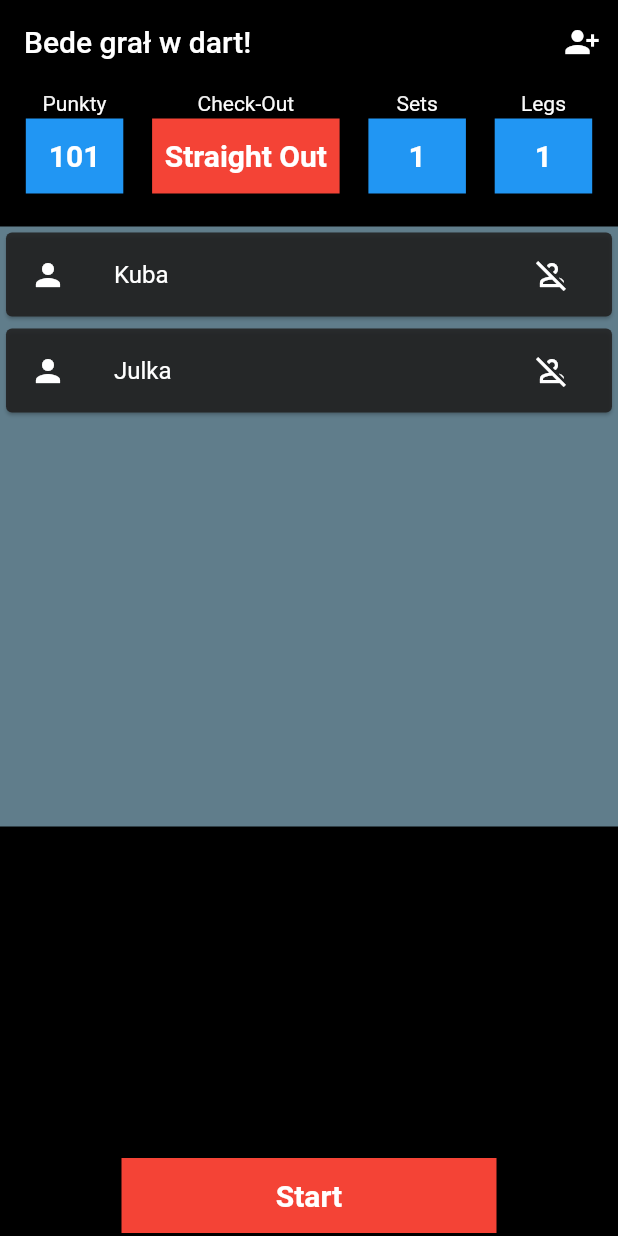
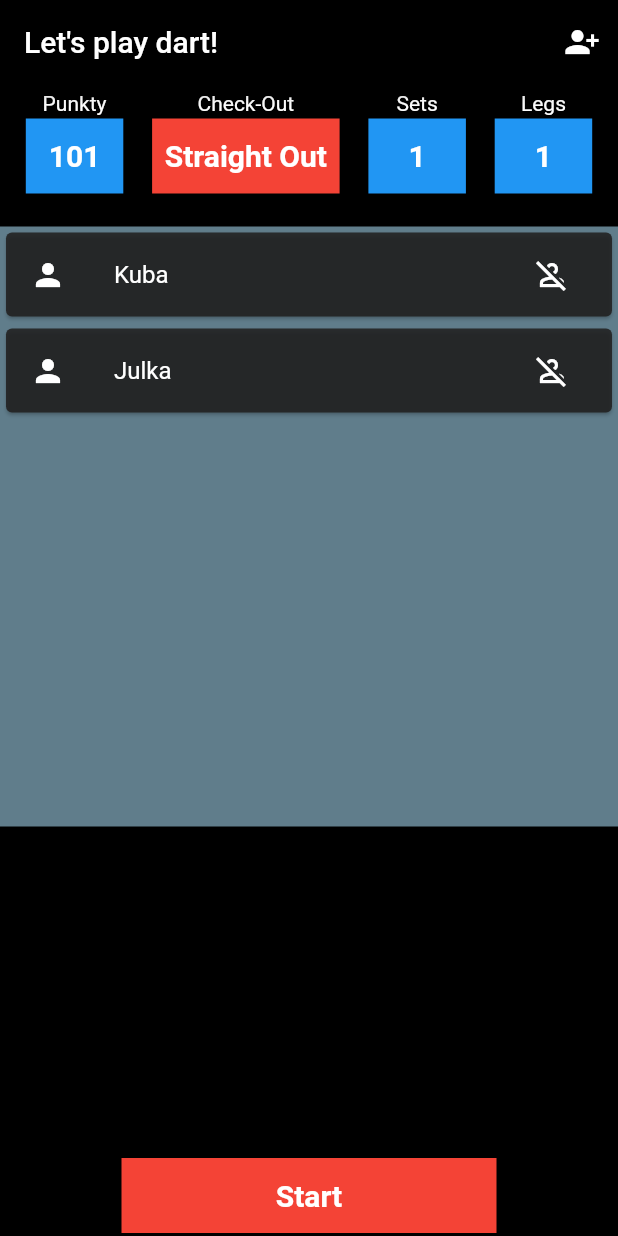
Before and after one commit to gazowanyjake/dart_app, a Flutter app: the screen it shows after launch, on a phone screen of 412 x 824 dp. Run offline on Flutter 3.47's test engine with Material 2 defaults, Android fonts, the phone set to English and light mode, and no system bars; drawn by our look-alikes of dropdown_button2.

```diff
--- a/analysis_options.yaml
+++ b/analysis_options.yaml
@@ -7,7 +7,7 @@
 
 # The following line activates a set of recommended lints for Flutter apps,
 # packages, and plugins designed to encourage good coding practices.
-include: package:flutter_lints/flutter.yaml
+include: package:very_good_analysis/analysis_options.yaml
 
 linter:
   # The lint rules applied to this project can be customized in the
--- a/lib/Models/dart_valuse.dart
+++ b/lib/Models/dart_valuse.dart
@@ -1,4 +1,6 @@
-List<String> punktyLista = [
+// ignore_for_file: public_member_api_docs
+
+List<String> punktyList = [
 '101',
 '201',
 '301',
@@ -10,13 +12,13 @@ List<String> punktyLista = [
 '901',
 ];
 
-List<String> checkOutLista = [
+List<String> checkOutList = [
 'Straight Out',
 // 'Double Out',
 // 'Master Out',
 ];
 
-List<String> setsLista = [
+List<String> setsList = [
 '1',
 // '2',
 // '3',
@@ -29,7 +31,7 @@ List<String> setsLista = [
 // '10',
 ];
 
-List<String> legsLista = [
+List<String> legsList = [
 '1',
 // '2',
 // '3',
--- a/lib/Models/live_box.dart
+++ b/lib/Models/live_box.dart
@@ -1,9 +1,11 @@
+// ignore_for_file: public_member_api_docs
+
 class LiveBox {
-  int index;
-  int hitscore;
 
   LiveBox({
     required this.index,
     required this.hitscore,
   });
+  int index;
+  int hitscore;
 }
--- a/lib/Models/player_model.dart
+++ b/lib/Models/player_model.dart
@@ -1,12 +1,12 @@
+// ignore_for_file: public_member_api_docs
 
 class PlayerModel {
-  final String name;
-  int score;
-  bool isPlaying;
-
   PlayerModel({
     required this.name,
     required this.score,
     this.isPlaying = false,
   });
+  final String name;
+  int score;
+  bool isPlaying;
 }
--- a/lib/Providers/playerssss.dart
+++ /dev/null
@@ -1,58 +0,0 @@
-import 'package:flutter/material.dart';
-
-class Players with ChangeNotifier {
-  List<String> _players = [
-    'Kuba',
-    'Julka',
-  ];
-
-  List<int> playersInitialScores = [];
-
-  Map<String, int> playersAndScores = {};
-
-  // void updatePlayersScores (){
-  //   for (var e = 0; e < .length; e++) {
-  //   int playersNumber = playersList.length;
-  //   int player1;
-  //   player1 = scoreOfThree[e = e + playersNumber];
-  //   print(player1);
-  // }
-  //   playersInitialScores[players[]]
-  // }
-
-  int initScore = 101;
-
-  void getInitialScores(int targetChosen){
-    initScore = targetChosen;
-  }
-
-  void setPlayersInitialScores() {
-    if(playersInitialScores.isEmpty){
-    for (int i = 0; i < _players.length; i++) {
-      playersInitialScores.add(initScore);
-    }
-    }else{
-      playersInitialScores = [];
-      for (int i = 0; i < _players.length; i++) {
-      playersInitialScores.add(initScore);
-    }
-    }
-    playersAndScores = Map.fromIterables(players, playersInitialScores);
-    print(playersAndScores);
-  }
-
-  List<String> get players {
-    return [..._players];
-  }
-
-  void addPlayer(String player) {
-    _players.add(player);
-    notifyListeners();
-  }
-
-  void deletePlayer(String player) {
-    _players.remove(player);
-    notifyListeners();
-  }
-
-}
--- a/lib/Screens/set_up_game_screen.dart
+++ b/lib/Screens/set_up_game_screen.dart
@@ -1,11 +1,15 @@
+// ignore_for_file: public_member_api_docs
+
 import 'package:flutter/material.dart';
 
-import '../Widgets/game_settings.dart';
-import '../Widgets/players_list_container.dart';
-import '../Widgets/add_player_alert.dart';
-import '../Widgets/start_button.dart';
+import 'package:wyniki/Widgets/add_player_alert.dart';
+import 'package:wyniki/Widgets/game_settings.dart';
+import 'package:wyniki/Widgets/players_list_container.dart';
+import 'package:wyniki/Widgets/start_button.dart';
 
 class SetUpGame extends StatelessWidget {
+  const SetUpGame({super.key});
+
   static const routeName = '/setUpGameScreen';
 
   @override
@@ -17,18 +21,18 @@ class SetUpGame extends StatelessWidget {
               onPressed: () {
                 showDialog(
                   context: context,
-                  builder: (context) => AddPlayerAlert()
+                  builder: (context) => AddPlayerAlert(),
                 );
               },
-              icon: Icon(Icons.person_add_alt_1),
+              icon: const Icon(Icons.person_add_alt_1),
             ),
           ],
           backgroundColor: Colors.black,
-          title: Text('Bede grał w dart!'),
+          title: const Text("Let's play dart!"),
         ),
         body: Column(
           mainAxisAlignment: MainAxisAlignment.spaceBetween,
-          children: [
+          children: const [
             GameSettings(),
             PlayersListContainer(),
             StartButton(),
--- a/lib/Widgets/game_settings.dart
+++ b/lib/Widgets/game_settings.dart
@@ -1,9 +1,13 @@
+// ignore_for_file: public_member_api_docs
+
 import 'package:flutter/material.dart';
 
-import 'my_drop_down_button.dart';
-import '../Models/dart_valuse.dart';
+import 'package:wyniki/Models/dart_valuse.dart';
+import 'package:wyniki/Widgets/my_drop_down_button.dart';
 
 class GameSettings extends StatelessWidget {
+  const GameSettings({super.key});
+
 
   @override
   Widget build(BuildContext context) {
@@ -12,21 +16,21 @@ class GameSettings extends StatelessWidget {
       children: [
         MyDropDownButton(
           title: 'Punkty',
-          text: punktyLista,
+          text: punktyList,
         ),
         MyDropDownButton(
           title: 'Check-Out',
-          text: checkOutLista,
+          text: checkOutList,
           width: 125,
           color: Colors.red,
         ),
         MyDropDownButton(
           title: 'Sets',
-          text: setsLista,
+          text: setsList,
         ),
         MyDropDownButton(
           title: 'Legs',
-          text: legsLista,
+          text: legsList,
         ),
       ],
     );
--- a/lib/Widgets/my_drop_down_button.dart
+++ b/lib/Widgets/my_drop_down_button.dart
@@ -1,16 +1,18 @@
+// ignore_for_file: public_member_api_docs
+
+import 'package:dropdown_button2/dropdown_button2.dart';
 import 'package:flutter/material.dart';
-
 import 'package:provider/provider.dart';
 
-import 'package:dropdown_button2/dropdown_button2.dart';
-import '../Providers/game.dart';
+import 'package:wyniki/Providers/game.dart';
 
 class MyDropDownButton extends StatefulWidget {
-  MyDropDownButton({
+  const MyDropDownButton({
     required this.title,
     required this.text,
     this.width = 65,
     this.color = Colors.blue,
+    super.key,
   });
 
   final String title;
@@ -30,6 +32,7 @@ class _MyButtonState extends State<MyDropDownButton> {
     super.initState();
     _dropDownValue = widget.text.first;
   }
+
   @override
   Widget build(BuildContext context) {
     final gameProvider = Provider.of<Game>(context, listen: false);
@@ -37,23 +40,25 @@ class _MyButtonState extends State<MyDropDownButton> {
       child: DropdownButton2(
         customButton: Column(
           children: [
-            SizedBox(
+            const SizedBox(
               height: 5,
             ),
             Text(
               widget.title,
-              style: TextStyle(color: Theme.of(context).accentColor,),
+              style: TextStyle(
+                color: Theme.of(context).colorScheme.secondary,
+              ),
             ),
             Container(
               alignment: Alignment.center,
-              margin: EdgeInsets.all(2),
+              margin: const EdgeInsets.all(2),
               height: 50,
               width: widget.width,
               decoration: BoxDecoration(color: widget.color),
               child: Text(
                 _dropDownValue!,
                 style: TextStyle(
-                  color: Theme.of(context).accentColor,
+                  color: Theme.of(context).colorScheme.secondary,
                   fontWeight: FontWeight.bold,
                   fontSize: 20,
                 ),
@@ -68,7 +73,7 @@ class _MyButtonState extends State<MyDropDownButton> {
             child: Text(
               value,
               style: TextStyle(
-                color: Theme.of(context).accentColor,
+                color: Theme.of(context).colorScheme.secondary,
                 fontWeight: FontWeight.bold,
               ),
             ),
@@ -80,13 +85,10 @@ class _MyButtonState extends State<MyDropDownButton> {
             gameProvider.scoreSetter(int.parse(value));
           });
         },
-        menuItemStyleData: MenuItemStyleData(
-          padding: EdgeInsets.only(left: 0),
-        ),
         dropdownStyleData: DropdownStyleData(
           maxHeight: 150,
           width: widget.width,
-          offset: Offset(2, 0),
+          offset: const Offset(2, 0),
           decoration: BoxDecoration(color: widget.color),
         ),
       ),
--- a/lib/Widgets/players_list_container.dart
+++ b/lib/Widgets/players_list_container.dart
@@ -1,20 +1,23 @@
+// ignore_for_file: public_member_api_docs
+
 import 'package:flutter/material.dart';
 
 import 'package:provider/provider.dart';
 
-import '../Providers/game.dart';
+import 'package:wyniki/Providers/game.dart';
 
 class PlayersListContainer extends StatelessWidget {
+  const PlayersListContainer({super.key});
+
 
   @override
   Widget build(BuildContext context) {
     final gameProvider = Provider.of<Game>(context);
     final playersList = gameProvider.players;
     return Expanded(
-      flex: 1,
       child: Column(
         children: [
-          SizedBox(
+          const SizedBox(
             height: 20,
           ),
           Container(
@@ -24,21 +27,21 @@ class PlayersListContainer extends StatelessWidget {
               itemCount: playersList.length,
               itemBuilder: (context, index) {
                 return Card(
-                  color: Color.fromARGB(221, 32, 31, 31),
+                  color:const Color.fromARGB(221, 32, 31, 31),
                   child: ListTile(
                     leading: Icon(
                       Icons.person,
-                      color: Theme.of(context).accentColor,
+                      color: Theme.of(context).colorScheme.secondary,
                     ),
                     title: Text(
                       playersList[index],
                       style: TextStyle(
-                        color: Theme.of(context).accentColor,
+                        color: Theme.of(context).colorScheme.secondary,
                       ),
                     ),
                     trailing: IconButton(
-                      icon: Icon(Icons.person_off_outlined),
-                      color: Theme.of(context).accentColor,
+                      icon: const Icon(Icons.person_off_outlined),
+                      color: Theme.of(context).colorScheme.secondary,
                       onPressed: () {
                         gameProvider.deletePlayer(playersList[index]);
                       },
--- a/lib/Widgets/start_button.dart
+++ b/lib/Widgets/start_button.dart
@@ -1,34 +1,38 @@
+// ignore_for_file: public_member_api_docs
+
 import 'package:flutter/material.dart';
 
 import 'package:provider/provider.dart';
 
-import '../Screens/game_screen.dart';
-import '../Providers/game.dart';
+import 'package:wyniki/Providers/game.dart';
+import 'package:wyniki/Screens/game_screen.dart';
 
 class StartButton extends StatelessWidget {
+  const StartButton({super.key});
+
   @override
   Widget build(BuildContext context) {
     final gameProvider = Provider.of<Game>(context, listen: false);
     return GestureDetector(
       child: Container(
         alignment: Alignment.center,
-        margin: EdgeInsets.all(2),
+        margin: const EdgeInsets.all(2),
         height: 50,
         width: 250,
-        decoration: BoxDecoration(color: Colors.red),
+        decoration: const BoxDecoration(color: Colors.red),
         child: Text(
           'Start',
           style: TextStyle(
-            color: Theme.of(context).accentColor,
+            color: Theme.of(context).colorScheme.secondary,
             fontWeight: FontWeight.bold,
             fontSize: 20,
           ),
         ),
       ),
       onTap: () async {
-        gameProvider.playerIndexCreator();
-        gameProvider.setPlayersInitialScores();
-        gameProvider.liveBoxMapGenerate();
+        gameProvider..playerIndexCreator()
+        ..setPlayersInitialScores()
+        ..liveBoxMapGenerate();
         await Navigator.of(context).pushNamed(GameScreen.routeName);
       },
     );
--- a/lib/main.dart
+++ b/lib/main.dart
@@ -1,12 +1,14 @@
+// ignore_for_file: public_member_api_docs
+
 import 'package:flutter/material.dart';
 
 import 'package:provider/provider.dart';
 
-import 'Screens/set_up_game_screen.dart';
-import './Screens/game_screen.dart';
-import './Providers/game.dart';
+import 'package:wyniki/Providers/game.dart';
+import 'package:wyniki/Screens/game_screen.dart';
+import 'package:wyniki/Screens/set_up_game_screen.dart';
 
-void main() => runApp(MyApp());
+void main() => runApp(const MyApp());
 
 class MyApp extends StatelessWidget {
   const MyApp({super.key});
@@ -25,13 +27,14 @@ class MyApp extends StatelessWidget {
       child: MaterialApp(
         theme: ThemeData(
           primaryColor: Colors.blue,
-          accentColor: Colors.white,
+          colorScheme:
+              ColorScheme.fromSwatch().copyWith(secondary: Colors.white),
         ),
         title: 'Wyniki',
-        home: SetUpGame(),
+        home: const SetUpGame(),
         routes: {
-          GameScreen.routeName: (context) => GameScreen(),
-          SetUpGame.routeName:(context) => SetUpGame(),
+          GameScreen.routeName: (context) => const GameScreen(),
+          SetUpGame.routeName: (context) =>const SetUpGame(),
         },
       ),
     );
--- a/pubspec.yaml
+++ b/pubspec.yaml
@@ -34,6 +34,7 @@ dependencies:
   dropdown_button2: ^2.0.0
   provider: ^6.0.5
   flutter_staggered_grid_view: ^0.6.2
+  very_good_analysis: ^4.0.0+1
 
 
   # The following adds the Cupertino Icons font to your application.
```
Also changed, not shown: lib/Providers/game.dart (+72 -204 lines), lib/Screens/game_screen.dart (+15 -12 lines), lib/Widgets/add_player_alert.dart (+12 -10 lines), lib/Widgets/button_score_keybord.dart (+16 -8 lines), lib/Widgets/dart_hit_score_container.dart (+6 -8 lines), lib/Widgets/player_score_container.dart (+29 -21 lines), lib/Widgets/score_keyboard.dart (+7 -12 lines), lib/Widgets/winner_alert.dart (+15 -15 lines), pubspec.lock.
